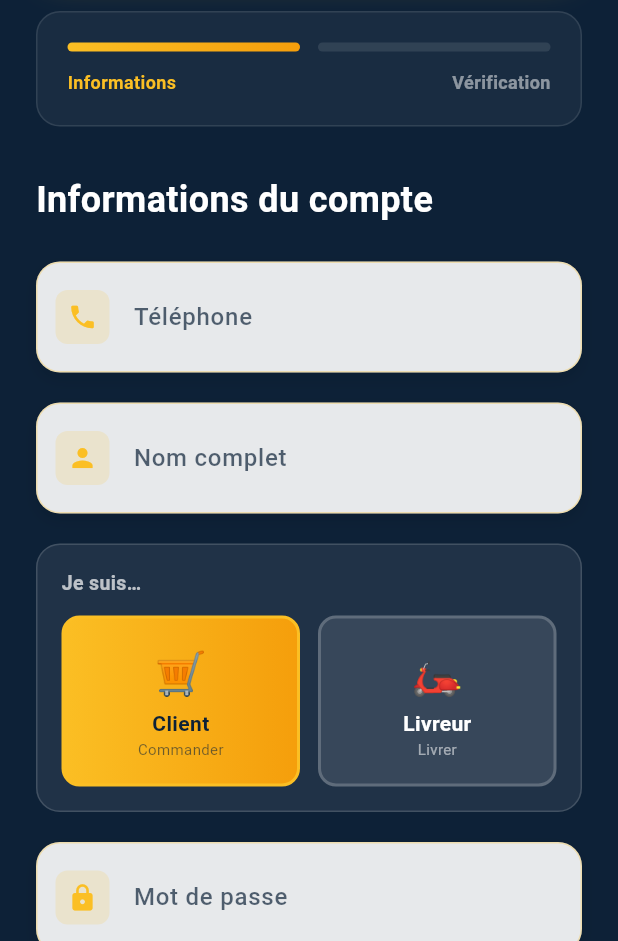
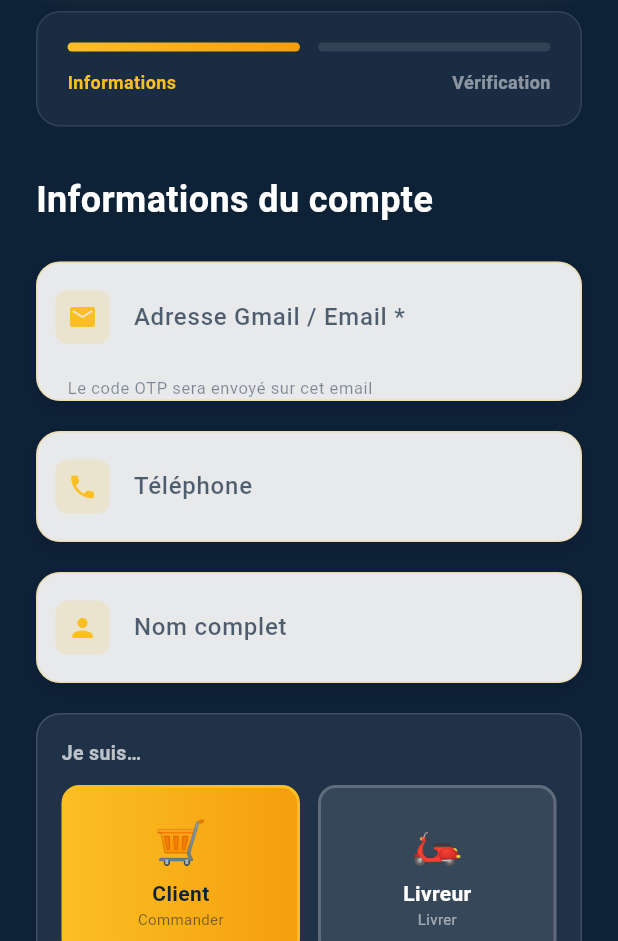
Before and after one commit to Steveghost237/plateforme-marche-publique, a Flutter app: the screen it shows after launch, after a tap on "Créer un compte", on a phone screen of 412 x 824 dp, the part 295-1236 px from its top. Run offline on Flutter 3.47's test engine with Material 3 defaults, Android fonts, the phone set to English and light mode, and no system bars; our stand-ins replace cached_network_image, shared_preferences; accounts and stored records are empty.

Commit message:
feat(mobile): email OTP flow, production URL, Gmail confirmation UI

```diff
--- a/mobile/lib/config/api_config.dart
+++ b/mobile/lib/config/api_config.dart
@@ -5,7 +5,7 @@ class ApiConfig {
   // Pour device physique: IP de votre machine
   // Pour test local : utiliser l'IP WiFi du PC
   // Pour production : 'https://comebuy-api.onrender.com/api'
-  static const String baseUrl = 'http://192.168.1.91:8000/api';
+  static const String baseUrl = 'https://comebuy-api.onrender.com/api';
 
   // Endpoints
   static const String auth = '/auth';
--- a/mobile/lib/providers/auth_provider.dart
+++ b/mobile/lib/providers/auth_provider.dart
@@ -67,7 +67,10 @@ class AuthProvider with ChangeNotifier {
     }
   }
 
-  String? _devOtp; // Pour stocker l'OTP de développement
+  String? _devOtp;
+  String _otpCanal = 'email'; // 'email' ou 'sms'
+
+  String get otpCanal => _otpCanal;
 
   Future<void> register({
     required String telephone,
@@ -81,20 +84,23 @@ class AuthProvider with ChangeNotifier {
     notifyListeners();
 
     try {
-      // Étape 1: Demander un OTP
+      final body = <String, dynamic>{
+        'telephone': telephone,
+        'operateur': 'mobile',
+        if (email != null && email.isNotEmpty) 'email': email.trim().toLowerCase(),
+      };
+
       final response = await _api.post(
         '/auth/inscription/otp',
-        {
-          'telephone': telephone,
-          'operateur': 'mobile', // Opérateur par défaut
-        },
+        body,
         auth: false,
       );
 
-      // Extraire l'OTP de développement de la réponse
       if (response != null && response['otp_dev'] != null) {
         _devOtp = response['otp_dev'].toString();
       }
+      final msg = (response?['message'] ?? '').toString();
+      _otpCanal = msg.contains('email') ? 'email' : 'sms';
 
       _isLoading = false;
       notifyListeners();
--- a/mobile/lib/screens/register_screen_otp.dart
+++ b/mobile/lib/screens/register_screen_otp.dart
@@ -14,6 +14,7 @@ class RegisterScreenOtp extends StatefulWidget {
 class _RegisterScreenOtpState extends State<RegisterScreenOtp> {
   final _formKey = GlobalKey<FormState>();
   final _telephoneController = TextEditingController();
+  final _emailController = TextEditingController();
   final _nomController = TextEditingController();
   final _passwordController = TextEditingController();
   final _confirmPasswordController = TextEditingController();
@@ -26,6 +27,7 @@ class _RegisterScreenOtpState extends State<RegisterScreenOtp> {
   @override
   void dispose() {
     _telephoneController.dispose();
+    _emailController.dispose();
     _nomController.dispose();
     _passwordController.dispose();
     _confirmPasswordController.dispose();
@@ -46,6 +48,7 @@ class _RegisterScreenOtpState extends State<RegisterScreenOtp> {
         telephone: _telephoneController.text.trim(),
         nomComplet: _nomController.text.trim(),
         password: _passwordController.text,
+        email: _emailController.text.trim().isEmpty ? null : _emailController.text.trim(),
       );
 
       setState(() {
@@ -119,7 +122,7 @@ class _RegisterScreenOtpState extends State<RegisterScreenOtp> {
                   ),
                   const SizedBox(height: 16),
                   const Text(
-                    'En production, ce code serait envoyé par SMS.',
+                    'En production, ce code est envoyé sur votre Gmail.',
                     style: TextStyle(fontSize: 12, color: Colors.grey),
                   ),
                 ],
@@ -135,9 +138,10 @@ class _RegisterScreenOtpState extends State<RegisterScreenOtp> {
             ),
           );
         } else {
-          ScaffoldMessenger.of(context).showSnackBar(
-            const SnackBar(
-              content: Text('Code OTP envoyé par SMS'),
+          final canal = authProvider.otpCanal == 'email' ? 'Gmail \u2709' : 'SMS';
+        ScaffoldMessenger.of(context).showSnackBar(
+            SnackBar(
+              content: Text('Code OTP envoyé par $canal'),
               backgroundColor: Colors.green,
             ),
           );
@@ -186,6 +190,7 @@ class _RegisterScreenOtpState extends State<RegisterScreenOtp> {
         nomComplet: _nomController.text.trim(),
         password: _passwordController.text,
         role: _selectedRole,
+        email: _emailController.text.trim().isEmpty ? null : _emailController.text.trim(),
       );
 
       setState(() => _isLoading = false);
@@ -401,6 +406,80 @@ class _RegisterScreenOtpState extends State<RegisterScreenOtp> {
                   ),
                 ),
                 const SizedBox(height: 24),
+
+                // Champ email Gmail (requis)
+                Container(
+                  decoration: BoxDecoration(
+                    color: Colors.white.withOpacity(0.9),
+                    borderRadius: BorderRadius.circular(16),
+                    border: Border.all(
+                      color: const Color(0xFFFBBF24).withOpacity(0.3),
+                      width: 1,
+                    ),
+                    boxShadow: [
+                      BoxShadow(
+                        color: Colors.black.withOpacity(0.1),
+                        blurRadius: 8,
+                        offset: const Offset(0, 4),
+                      ),
+                    ],
+                  ),
+                  child: TextFormField(
+                    controller: _emailController,
+                    keyboardType: TextInputType.emailAddress,
+                    style: const TextStyle(
+                      color: Color(0xFF0D2137),
+                      fontSize: 16,
+                      fontWeight: FontWeight.w500,
+                    ),
+                    decoration: InputDecoration(
+                      labelText: 'Adresse Gmail / Email *',
+                      labelStyle: TextStyle(
+                        color: const Color(0xFF0D2137).withOpacity(0.7),
+                        fontWeight: FontWeight.w500,
+                      ),
+                      hintText: 'exemple@gmail.com',
+                      hintStyle: TextStyle(
+                        color: const Color(0xFF0D2137).withOpacity(0.4),
+                      ),
+                      helperText: 'Le code OTP sera envoyé sur cet email',
+                      helperStyle: TextStyle(
+                        color: const Color(0xFF0D2137).withOpacity(0.5),
+                        fontSize: 11,
+                      ),
+                      prefixIcon: Container(
+                        margin: const EdgeInsets.all(12),
+                        padding: const EdgeInsets.all(8),
+                        decoration: BoxDecoration(
+                          color: const Color(0xFFFBBF24).withOpacity(0.15),
+                          borderRadius: BorderRadius.circular(8),
+                        ),
+                        child: const Icon(
+                          Icons.email_rounded,
+                          color: Color(0xFFFBBF24),
+                          size: 20,
+                        ),
+                      ),
+                      border: InputBorder.none,
+                      contentPadding: const EdgeInsets.symmetric(
+                        horizontal: 20,
+                        vertical: 16,
+                      ),
+                    ),
+                    validator: (value) {
+                      if (value == null || value.trim().isEmpty) {
+                        return 'Veuillez entrer votre adresse email';
+                      }
+                      final emailRegex = RegExp(
+                          r'^[a-zA-Z0-9._%+\-]+@[a-zA-Z0-9.\-]+\.[a-zA-Z]{2,}');
+                      if (!emailRegex.hasMatch(value.trim())) {
+                        return 'Adresse email invalide';
+                      }
+                      return null;
+                    },
+                  ),
+                ),
+                const SizedBox(height: 20),
 
                 // Champ téléphone avec fond clair
                 Container(
@@ -864,13 +943,59 @@ class _RegisterScreenOtpState extends State<RegisterScreenOtp> {
                   ),
                 ),
                 const SizedBox(height: 8),
-                Text(
-                  'Entrez le code à 6 chiffres envoyé au ${_telephoneController.text}',
-                  style: TextStyle(
-                    fontSize: 14,
-                    color: Colors.grey[600],
-                  ),
-                  textAlign: TextAlign.center,
+                Consumer<AuthProvider>(
+                  builder: (context, auth, _) {
+                    final isEmail = auth.otpCanal == 'email';
+                    final dest = isEmail
+                        ? _emailController.text.trim()
+                        : _telephoneController.text.trim();
+                    return Column(
+                      children: [
+                        Container(
+                          padding: const EdgeInsets.symmetric(
+                              horizontal: 16, vertical: 10),
+                          decoration: BoxDecoration(
+                            color: const Color(0xFF1D4ED8).withOpacity(0.1),
+                            borderRadius: BorderRadius.circular(12),
+                            border: Border.all(
+                                color:
+                                    const Color(0xFF1D4ED8).withOpacity(0.3)),
+                          ),
+                          child: Row(
+                            children: [
+                              Icon(
+                                isEmail
+                                    ? Icons.email_rounded
+                                    : Icons.sms_rounded,
+                                color: const Color(0xFF1D4ED8),
+                                size: 18,
+                              ),
+                              const SizedBox(width: 8),
+                              Expanded(
+                                child: Text(
+                                  isEmail
+                                      ? 'Code envoyé sur votre Gmail'
+                                      : 'Code envoyé par SMS',
+                                  style: const TextStyle(
+                                      color: Color(0xFF1D4ED8),
+                                      fontWeight: FontWeight.w600,
+                                      fontSize: 13),
+                                ),
+                              ),
+                            ],
+                          ),
+                        ),
+                        const SizedBox(height: 6),
+                        Text(
+                          dest,
+                          style: const TextStyle(
+                              fontSize: 13,
+                              color: Colors.white70,
+                              fontWeight: FontWeight.w500),
+                        ),
+                      ],
+                    );
+                  },
                 ),
                 const SizedBox(height: 32),
                 TextFormField(
```
